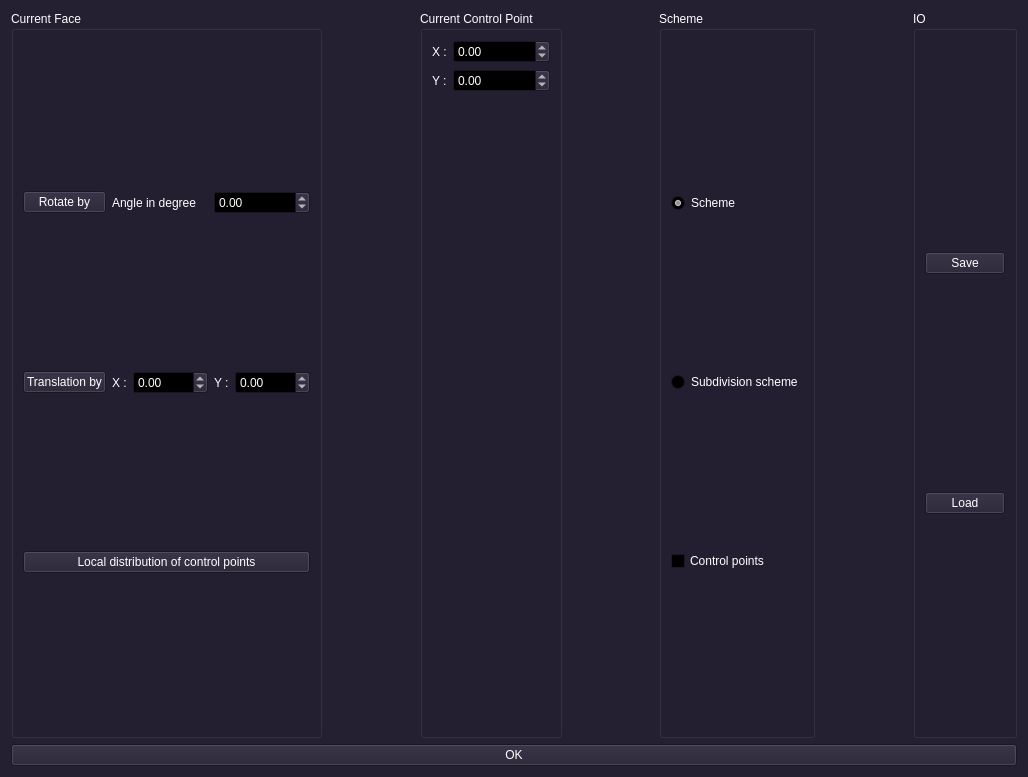
First picture: the form in src/gui/schemewindow.ui, repository borisbordeaux/Auto_Frac, before the edit.
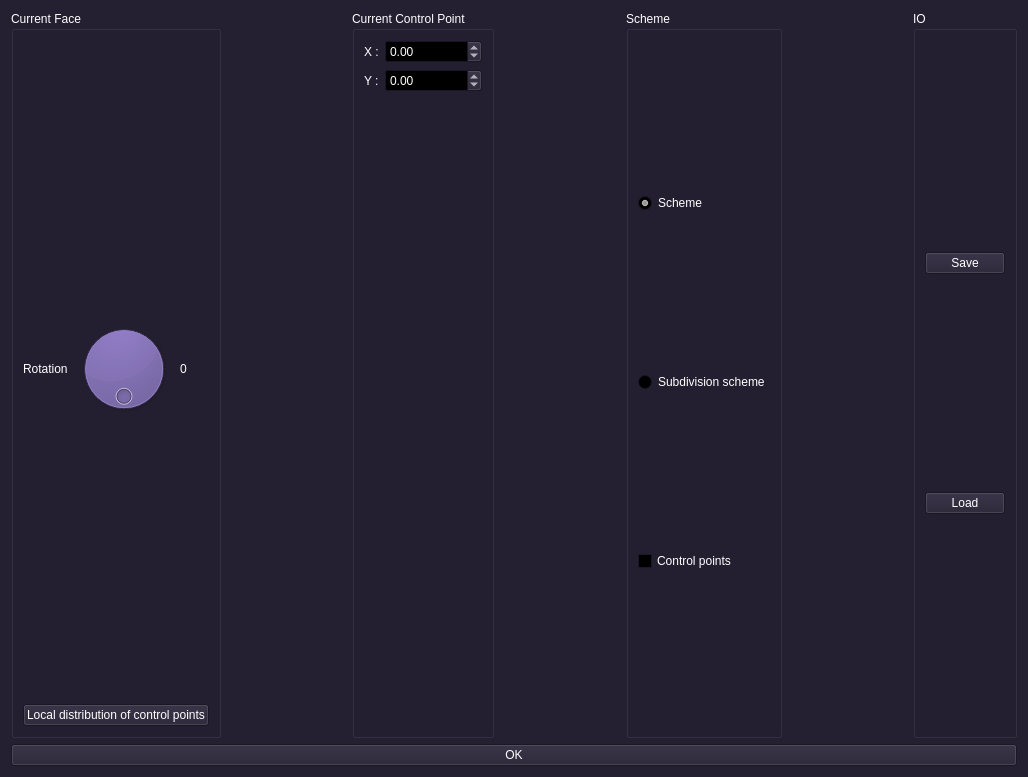
Second picture: the form after the edit.

Commit message: Enhanced UI for scheme editor

What changed in the file:
```diff
--- a/src/gui/schemewindow.ui
+++ b/src/gui/schemewindow.ui
@@ -470,78 +470,43 @@
         <string>Current Face</string>
        </property>
        <layout class="QGridLayout" name="gridLayout">
-        <item row="1" column="1">
-         <widget class="QLabel" name="label_4">
-          <property name="text">
-           <string>X :</string>
+        <item row="0" column="1">
+         <widget class="QDial" name="dial_rotationAngle">
+          <property name="maximum">
+           <number>360</number>
+          </property>
+          <property name="invertedAppearance">
+           <bool>true</bool>
+          </property>
+          <property name="wrapping">
+           <bool>true</bool>
+          </property>
+          <property name="notchesVisible">
+           <bool>false</bool>
           </property>
          </widget>
         </item>
-        <item row="0" column="1" colspan="2">
+        <item row="0" column="0">
          <widget class="QLabel" name="label">
           <property name="text">
-           <string>Angle in degree</string>
+           <string>Rotation</string>
           </property>
          </widget>
         </item>
-        <item row="2" column="0" colspan="5">
+        <item row="0" column="2">
+         <widget class="QLabel" name="label_rotationAngle">
+          <property name="text">
+           <string>0</string>
+          </property>
+         </widget>
+        </item>
+        <item row="1" column="0" colspan="3">
          <widget class="QPushButton" name="pushButton_localDistribution">
           <property name="text">
            <string>Local distribution of control points</string>
           </property>
          </widget>
         </item>
-        <item row="0" column="0">
-         <widget class="QPushButton" name="pushButton_rotation">
-          <property name="text">
-           <string>Rotate by</string>
-          </property>
-         </widget>
-        </item>
-        <item row="1" column="3">
-         <widget class="QLabel" name="label_5">
-          <property name="text">
-           <string>Y :</string>
-          </property>
-         </widget>
-        </item>
-        <item row="1" column="2">
-         <widget class="QDoubleSpinBox" name="doubleSpinBox_translationX">
-          <property name="minimum">
-           <double>-1000.000000000000000</double>
-          </property>
-          <property name="maximum">
-           <double>1000.000000000000000</double>
-          </property>
-         </widget>
-        </item>
-        <item row="1" column="0">
-         <widget class="QPushButton" name="pushButton_translation">
-          <property name="text">
-           <string>Translation by</string>
-          </property>
-         </widget>
-        </item>
-        <item row="1" column="4">
-         <widget class="QDoubleSpinBox" name="doubleSpinBox_translationY">
-          <property name="minimum">
-           <double>-1000.000000000000000</double>
-          </property>
-          <property name="maximum">
-           <double>1000.000000000000000</double>
-          </property>
-         </widget>
-        </item>
-        <item row="0" column="3" colspan="2">
-         <widget class="QDoubleSpinBox" name="doubleSpinBox_rotationAngle">
-          <property name="minimum">
-           <double>-360.000000000000000</double>
-          </property>
-          <property name="maximum">
-           <double>360.000000000000000</double>
-          </property>
-         </widget>
-        </item>
        </layout>
       </widget>
      </item>
```
The commit also changes 4 other files.
